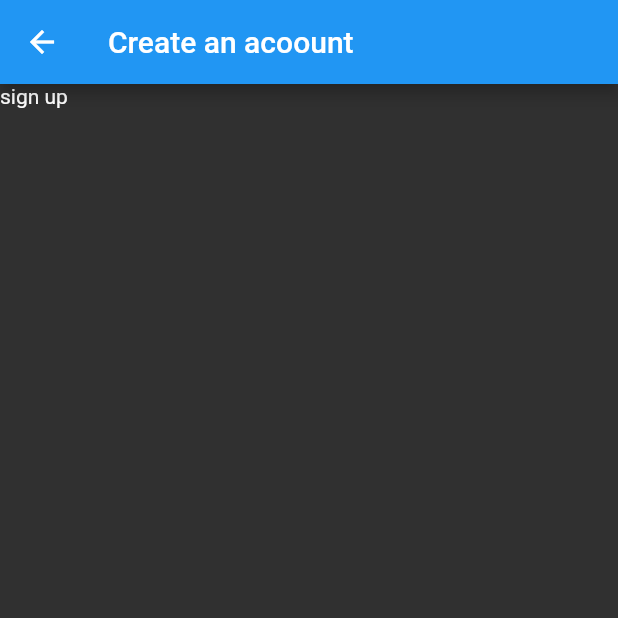
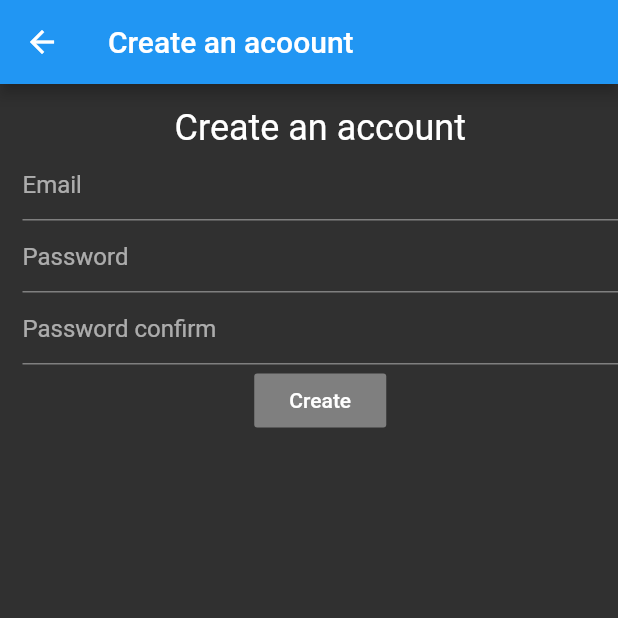
Before and after one commit to rohithaider/cmsc4303-lesson3, a Flutter app: the SignUpScreen screen opened by its route, on a phone screen of 412 x 824 dp, the top half of it. Run offline on Flutter 3.47's test engine with Material 2 defaults, Android fonts, the phone set to English and light mode, and no system bars; our stand-ins replace cloud_firestore, firebase_auth, firebase_core, firebase_storage, image_picker; missing offline and left inert: firebase_ml_vision; accounts and stored records are empty.

Commit message:
sign up 6

```diff
--- a/lib/controller/firebasecontroller.dart
+++ b/lib/controller/firebasecontroller.dart
@@ -17,6 +17,14 @@ class FirebaseController {
       password: password,
     );
     return userCredential.user;
+  }
+
+  static Future<void> createAccount(
+      {@required String email, @required String password}) async {
+    await FirebaseAuth.instance.createUserWithEmailAndPassword(
+      email: email,
+      password: password,
+    );
   }
 
   static Future<void> signOut() async {
--- a/lib/screen/signup_screen.dart
+++ b/lib/screen/signup_screen.dart
@@ -10,6 +10,7 @@ class SignUpScreen extends StatefulWidget {
 
 class _SignUpState extends State<SignUpScreen> {
   _Controller con;
+  GlobalKey<FormState> formkey = GlobalKey<FormState>();
 
   @override
   void initState() {
@@ -25,7 +26,58 @@ class _SignUpState extends State<SignUpScreen> {
       appBar: AppBar(
         title: Text('Create an acoount'),
       ),
-      body: Text('sign up'),
+      body: Padding(
+        padding: const EdgeInsets.only(
+          top: 15,
+          left: 15,
+        ),
+        child: Form(
+          key: formkey,
+          child: SingleChildScrollView(
+            child: SingleChildScrollView(
+              child: Column(
+                children: [
+                  Text('Create an account', style: Theme.of(context).textTheme.headline5),
+                  TextFormField(
+                    decoration: InputDecoration(
+                      hintText: 'Email',
+                    ),
+                    keyboardType: TextInputType.emailAddress,
+                    autocorrect: false,
+                    validator: null,
+                    onSaved: null,
+                  ),
+                  TextFormField(
+                    decoration: InputDecoration(
+                      hintText: 'Password',
+                    ),
+                    obscureText: true,
+                    autocorrect: false,
+                    validator: null,
+                    onSaved: null,
+                  ),
+                  TextFormField(
+                    decoration: InputDecoration(
+                      hintText: 'Password confirm',
+                    ),
+                    obscureText: true,
+                    autocorrect: false,
+                    validator: null,
+                    onSaved: null,
+                  ),
+                  RaisedButton(
+                    onPressed: null,
+                    child: Text(
+                      'Create',
+                      style: Theme.of(context).textTheme.button,
+                    ),
+                  ),
+                ],
+              ),
+            ),
+          ),
+        ),
+      ),
     );
   }
 }
```
